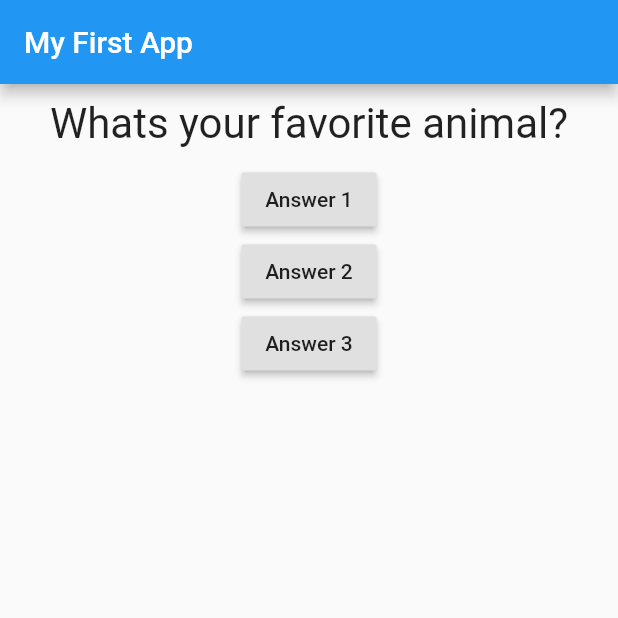
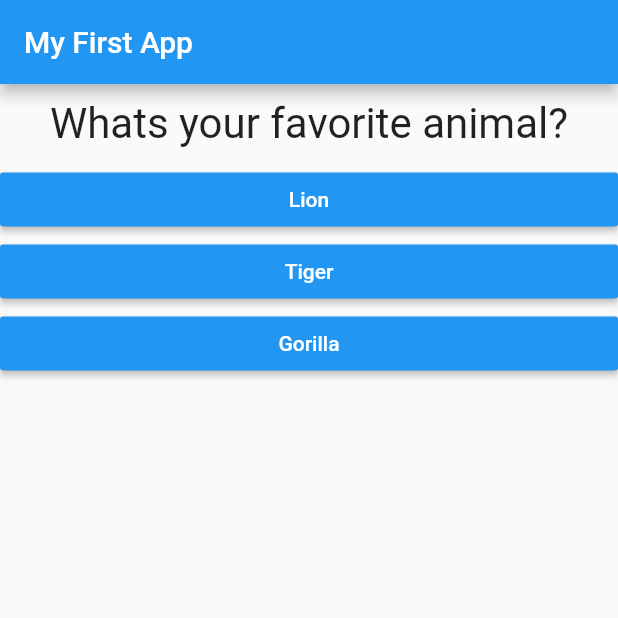
Before and after one commit to zubeirom/flutter_complete_guide, a Flutter app: the screen it shows after launch, on a phone screen of 412 x 824 dp, the top half of it. Run offline on Flutter 3.47's test engine with Material 2 defaults, Android fonts, the phone set to English and light mode, and no system bars.

```diff
--- /dev/null
+++ b/lib/answer.dart
@@ -0,0 +1,20 @@
+import 'package:flutter/material.dart';
+
+class Answer extends StatelessWidget {
+  final Function selectHandler;
+  final String answerText;
+
+  Answer(this.selectHandler, this.answerText);
+
+  @override
+  Widget build(BuildContext context) {
+    return Container(
+        width: double.infinity,
+        child: RaisedButton(
+          child: Text(answerText),
+          textColor: Colors.white,
+          color: Colors.blue,
+          onPressed: selectHandler,
+        ));
+  }
+}
--- a/lib/main.dart
+++ b/lib/main.dart
@@ -1,4 +1,5 @@
 import 'package:flutter/material.dart';
+import 'package:flutter_complete_guide/answer.dart';
 import 'package:flutter_complete_guide/question.dart';
 
 void main() => runApp(MyApp());
@@ -12,11 +13,29 @@ class MyApp extends StatefulWidget {
 
 class _MyAppState extends State<MyApp> {
   var _questionIndex = 0;
-  var questions = ["Whats your favorite animal?", "Whats your favorite color?"];
+  var questions = [
+    {
+      'questionText': "Whats your favorite animal?",
+      'answers': ["Lion", "Tiger", "Gorilla"]
+    },
+    {
+      'questionText': "Whats your favorite color?",
+      'answers': ["Black", "Black", "Black"]
+    },
+    {
+      'questionText': "Love me?",
+      'answers': ["No", "No", "NO"]
+    },
+    {
+      'questionText': "Hate me?",
+      'answers': ["Yes", "Yes", "Yes"]
+    }
+  ];
 
   void _answerQuestions() {
     setState(() {
-      if (_questionIndex == 1) {
+      print(questions.length);
+      if (_questionIndex == questions.length - 1) {
         _questionIndex = 0;
       } else {
         _questionIndex = _questionIndex + 1;
@@ -33,19 +52,10 @@ class _MyAppState extends State<MyApp> {
         title: Text("My First App"),
       ),
       body: Column(children: [
-        Question(questions[_questionIndex]),
-        RaisedButton(
-          child: Text('Answer 1'),
-          onPressed: _answerQuestions,
-        ),
-        RaisedButton(
-          child: Text('Answer 2'),
-          onPressed: _answerQuestions,
-        ),
-        RaisedButton(
-          child: Text('Answer 3'),
-          onPressed: _answerQuestions,
-        )
+        Question(questions[_questionIndex]['questionText']),
+        ...(questions[_questionIndex]['answers'] as List<String>)
+            .map((e) => Answer(_answerQuestions, e))
+            .toList(),
       ]),
     ));
   }
```
